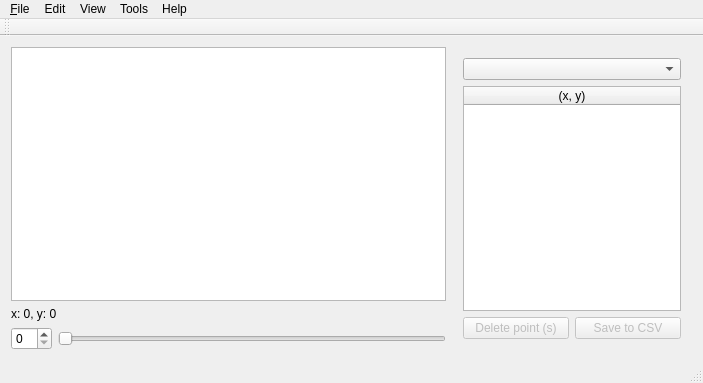
This is mainwindow.ui in jonperdomo/polytracker as Qt 5 draws it before an edit. The edited form follows.
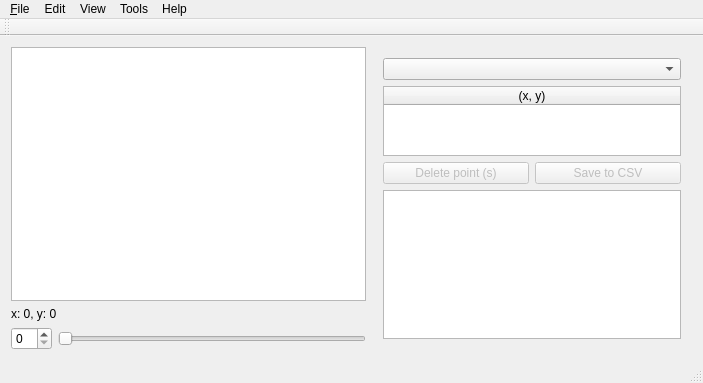
This is the edited form. Custom widgets are drawn as their Qt base class.

Commit message: Initial work on inset view.

What changed in the file:
```diff
--- a/mainwindow.ui
+++ b/mainwindow.ui
@@ -107,6 +107,9 @@
          </item>
         </layout>
        </item>
+       <item>
+        <widget class="QGraphicsView" name="insetView"/>
+       </item>
       </layout>
      </widget>
     </item>
```
The commit also changes 2 other files.
